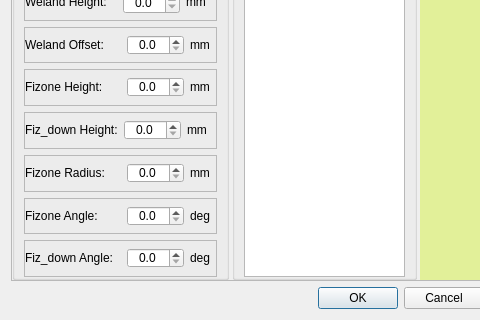
Qt form phascan_view/ui/dialog/DialogDxfFileLoad.ui (qinxingying/hello-word) before a commit; both pictures show x 0 to 480 and y 133 to 453 of the 802 by 453 pixel window.
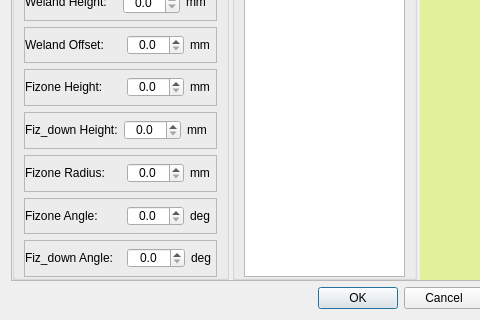
The same form after that commit. Custom widgets are drawn as their Qt base class.

```diff
--- a/phascan_view/ui/dialog/DialogDxfFileLoad.ui
+++ b/phascan_view/ui/dialog/DialogDxfFileLoad.ui
@@ -724,6 +724,12 @@
                </item>
                <item>
                 <widget class="QDoubleSpinBox" name="SpinFAngle_2">
+                 <property name="minimumSize">
+                  <size>
+                   <width>58</width>
+                   <height>20</height>
+                  </size>
+                 </property>
                  <property name="maximumSize">
                   <size>
                    <width>58</width>
@@ -736,6 +742,9 @@
                  <property name="decimals">
                   <number>1</number>
                  </property>
+                 <property name="maximum">
+                  <double>180.000000000000000</double>
+                 </property>
                 </widget>
                </item>
                <item>
```
Left out of the diff: 5 changed lines with no effect on the pictures.
